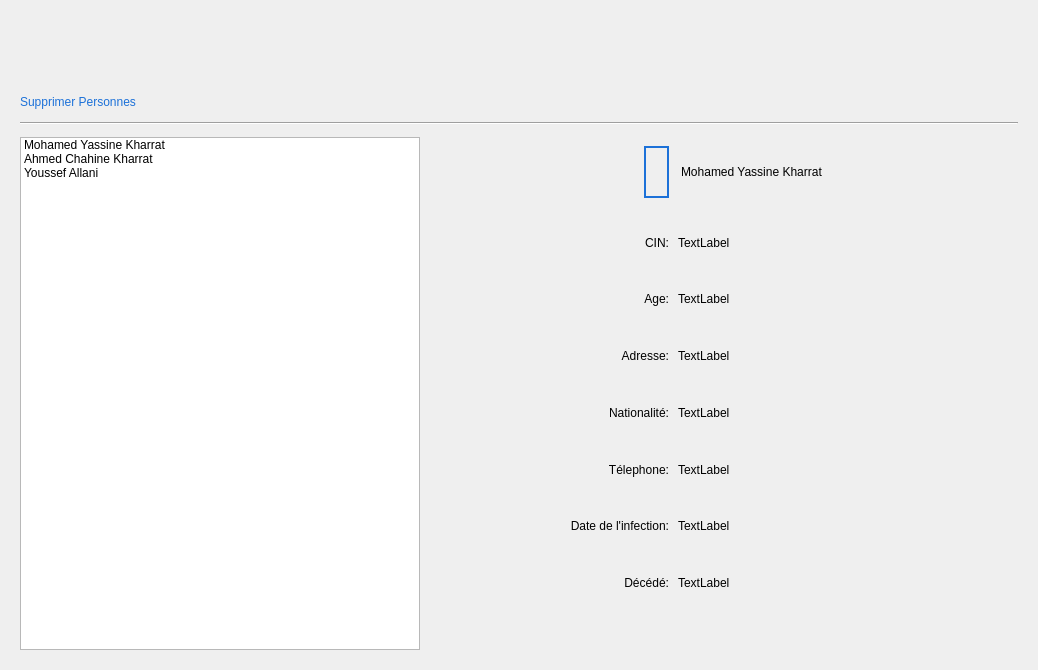
This is Personne/Supprimer/supprimer.ui in Mindblownserver/mini-project as Qt 5 draws it before an edit. The edited form follows.
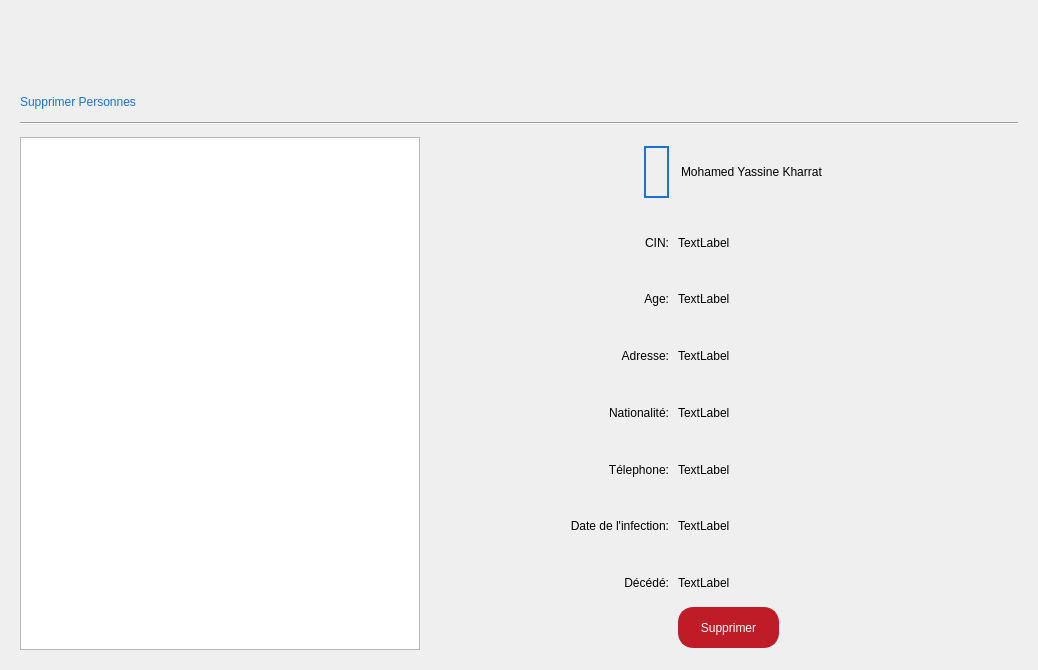
This is the edited form. Icons and pictures are not drawn.

Commit message: refined ajouter and modifier. Plus, part 2 of supprimer Personne was implemented and MessageBox was tweaked

The edit to the form file:
```diff
--- a/Personne/Supprimer/supprimer.ui
+++ b/Personne/Supprimer/supprimer.ui
@@ -135,8 +135,14 @@
       <enum>QFrame::Raised</enum>
      </property>
      <layout class="QHBoxLayout" name="horizontalLayout">
-      <item>
-       <widget class="QListWidget" name="listWidget">
+      <item alignment="Qt::AlignLeft">
+       <widget class="QListWidget" name="list">
+        <property name="minimumSize">
+         <size>
+          <width>400</width>
+          <height>0</height>
+         </size>
+        </property>
         <property name="maximumSize">
          <size>
           <width>400</width>
@@ -155,21 +161,6 @@
         <property name="viewMode">
          <enum>QListView::ListMode</enum>
         </property>
-        <item>
-         <property name="text">
-          <string>Mohamed Yassine Kharrat</string>
-         </property>
-        </item>
-        <item>
-         <property name="text">
-          <string>Ahmed Chahine Kharrat</string>
-         </property>
-        </item>
-        <item>
-         <property name="text">
-          <string>Youssef Allani</string>
-         </property>
-        </item>
        </widget>
       </item>
       <item>
@@ -355,7 +346,7 @@
              <string>TextLabel</string>
             </property>
            </widget>
-           <widget class="QWidget" name="">
+           <widget class="QWidget" name="layoutWidget">
             <property name="geometry">
              <rect>
               <x>10</x>
@@ -416,6 +407,47 @@
              </item>
             </layout>
            </widget>
+           <widget class="QPushButton" name="suppBtn">
+            <property name="geometry">
+             <rect>
+              <x>10</x>
+              <y>400</y>
+              <width>101</width>
+              <height>41</height>
+             </rect>
+            </property>
+            <property name="cursor">
+             <cursorShape>PointingHandCursor</cursorShape>
+            </property>
+            <property name="styleSheet">
+             <string notr="true">QPushButton{
+background-color:rgb(192, 28, 40);
+border-color: rgb(192, 28, 40);
+border-style: solid;
+border-width: 2px;
+border-radius: 15px;
+padding:5px;
+color:white;
+width: 5em;
+height: 30px;
+
+}
+QPushButton:hover{
+	background-color:none;
+	color: rgb(192, 28, 40);
+
+}</string>
+            </property>
+            <property name="text">
+             <string>Supprimer</string>
+            </property>
+            <property name="autoDefault">
+             <bool>false</bool>
+            </property>
+            <property name="flat">
+             <bool>false</bool>
+            </property>
+           </widget>
           </widget>
          </item>
          <item row="0" column="0" colspan="2" alignment="Qt::AlignRight">
```
Left out of the diff: 8 changed lines with no effect on the pictures. The commit also changes 10 other files.
